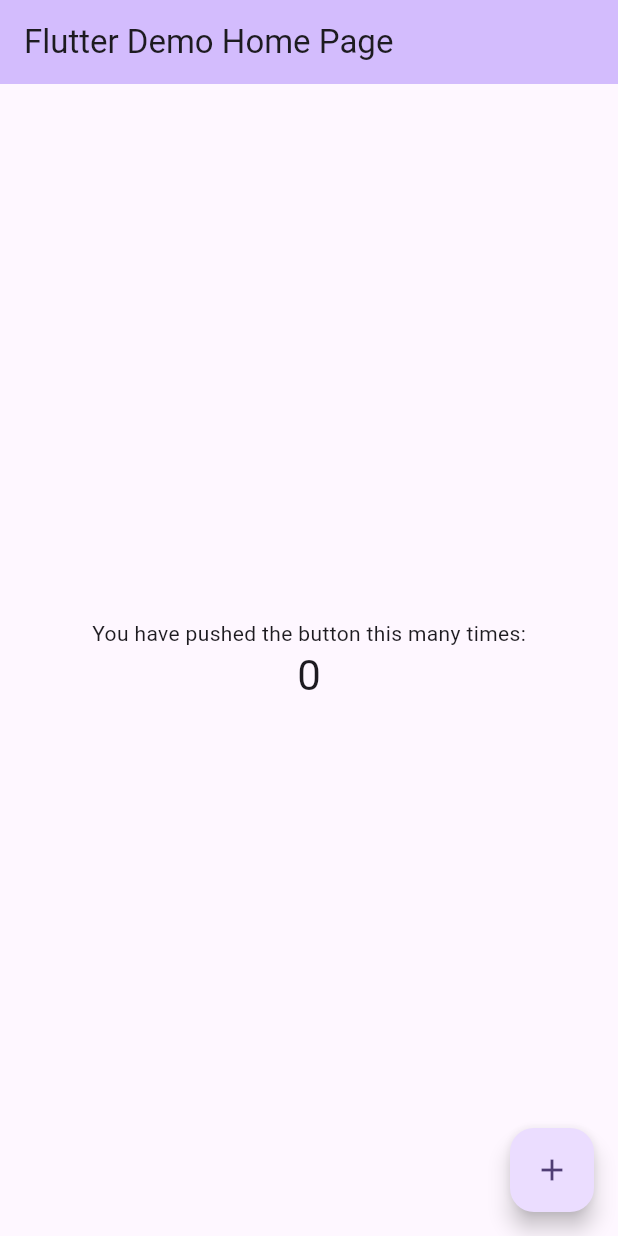
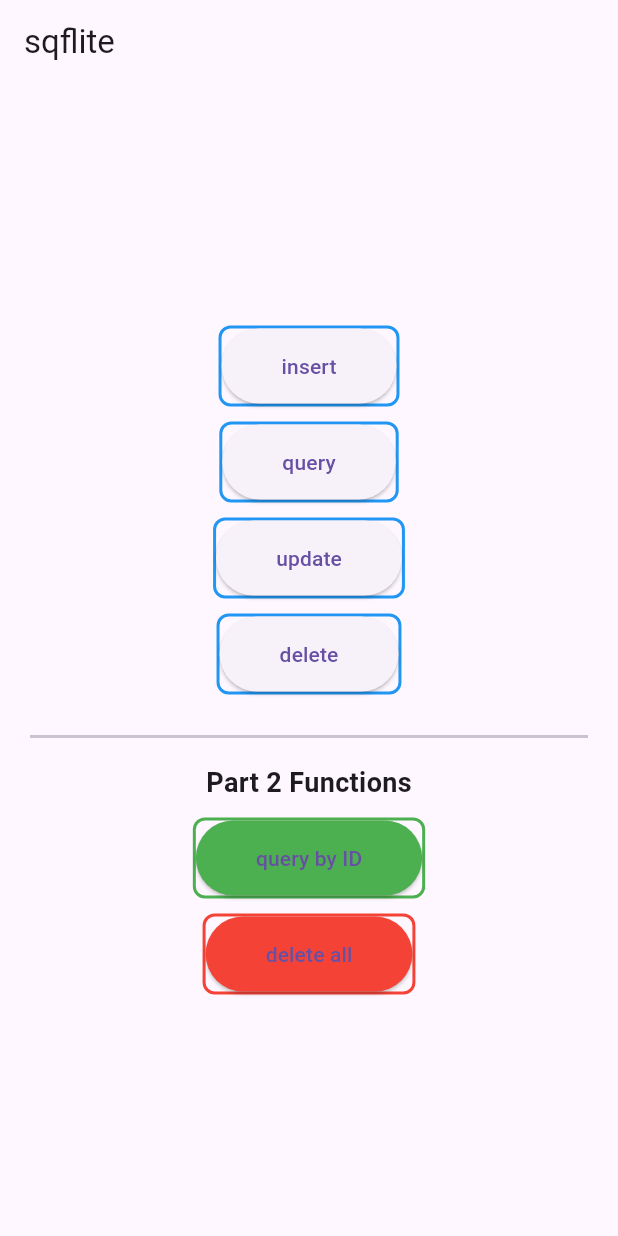
Before and after one commit to AryanSahu2805/Database_Helper, a Flutter app: the screen it shows after launch, on a phone screen of 412 x 824 dp. Run offline on Flutter 3.47's test engine with Material 3 defaults, Android fonts, the phone set to English and light mode, and no system bars.

Commit message:
Updated main dart file

```diff
--- a/lib/main.dart
+++ b/lib/main.dart
@@ -1,122 +1,205 @@
 import 'package:flutter/material.dart';
+import 'database_helper.dart';
 
-void main() {
+// Here we are using a global variable. You can use something like
+// get_it in a production app.
+final dbHelper = DatabaseHelper();
+
+Future<void> main() async {
+  WidgetsFlutterBinding.ensureInitialized();
+  // initialize the database
+  await dbHelper.init();
   runApp(const MyApp());
 }
 
 class MyApp extends StatelessWidget {
   const MyApp({super.key});
 
-  // This widget is the root of your application.
   @override
   Widget build(BuildContext context) {
     return MaterialApp(
-      title: 'Flutter Demo',
+      title: 'SQFlite Demo',
       theme: ThemeData(
-        // This is the theme of your application.
-        //
-        // TRY THIS: Try running your application with "flutter run". You'll see
-        // the application has a purple toolbar. Then, without quitting the app,
-        // try changing the seedColor in the colorScheme below to Colors.green
-        // and then invoke "hot reload" (save your changes or press the "hot
-        // reload" button in a Flutter-supported IDE, or press "r" if you used
-        // the command line to start the app).
-        //
-        // Notice that the counter didn't reset back to zero; the application
-        // state is not lost during the reload. To reset the state, use hot
-        // restart instead.
-        //
-        // This works for code too, not just values: Most code changes can be
-        // tested with just a hot reload.
-        colorScheme: ColorScheme.fromSeed(seedColor: Colors.deepPurple),
+        primarySwatch: Colors.blue,
       ),
-      home: const MyHomePage(title: 'Flutter Demo Home Page'),
+      home: const MyHomePage(),
     );
   }
 }
 
-class MyHomePage extends StatefulWidget {
-  const MyHomePage({super.key, required this.title});
+class MyHomePage extends StatelessWidget {
+  const MyHomePage({super.key});
 
-  // This widget is the home page of your application. It is stateful, meaning
-  // that it has a State object (defined below) that contains fields that affect
-  // how it looks.
-
-  // This class is the configuration for the state. It holds the values (in this
-  // case the title) provided by the parent (in this case the App widget) and
-  // used by the build method of the State. Fields in a Widget subclass are
-  // always marked "final".
-
-  final String title;
-
-  @override
-  State<MyHomePage> createState() => _MyHomePageState();
-}
-
-class _MyHomePageState extends State<MyHomePage> {
-  int _counter = 0;
-
-  void _incrementCounter() {
-    setState(() {
-      // This call to setState tells the Flutter framework that something has
-      // changed in this State, which causes it to rerun the build method below
-      // so that the display can reflect the updated values. If we changed
-      // _counter without calling setState(), then the build method would not be
-      // called again, and so nothing would appear to happen.
-      _counter++;
-    });
-  }
-
+  // homepage layout
   @override
   Widget build(BuildContext context) {
-    // This method is rerun every time setState is called, for instance as done
-    // by the _incrementCounter method above.
-    //
-    // The Flutter framework has been optimized to make rerunning build methods
-    // fast, so that you can just rebuild anything that needs updating rather
-    // than having to individually change instances of widgets.
     return Scaffold(
       appBar: AppBar(
-        // TRY THIS: Try changing the color here to a specific color (to
-        // Colors.amber, perhaps?) and trigger a hot reload to see the AppBar
-        // change color while the other colors stay the same.
-        backgroundColor: Theme.of(context).colorScheme.inversePrimary,
-        // Here we take the value from the MyHomePage object that was created by
-        // the App.build method, and use it to set our appbar title.
-        title: Text(widget.title),
+        title: const Text('sqflite'),
       ),
       body: Center(
-        // Center is a layout widget. It takes a single child and positions it
-        // in the middle of the parent.
+        child: Container(
+          padding: const EdgeInsets.all(20),
           child: Column(
-          // Column is also a layout widget. It takes a list of children and
-          // arranges them vertically. By default, it sizes itself to fit its
-          // children horizontally, and tries to be as tall as its parent.
-          //
-          // Column has various properties to control how it sizes itself and
-          // how it positions its children. Here we use mainAxisAlignment to
-          // center the children vertically; the main axis here is the vertical
-          // axis because Columns are vertical (the cross axis would be
-          // horizontal).
-          //
-          // TRY THIS: Invoke "debug painting" (choose the "Toggle Debug Paint"
-          // action in the IDE, or press "p" in the console), to see the
-          // wireframe for each widget.
             mainAxisAlignment: MainAxisAlignment.center,
             children: <Widget>[
-            const Text('You have pushed the button this many times:'),
-            Text(
-              '$_counter',
-              style: Theme.of(context).textTheme.headlineMedium,
+              Container(
+                decoration: BoxDecoration(
+                  border: Border.all(color: Colors.blue, width: 2),
+                  borderRadius: BorderRadius.circular(8),
+                ),
+                child: ElevatedButton(
+                  onPressed: _insert,
+                  style: ElevatedButton.styleFrom(
+                    padding: const EdgeInsets.symmetric(
+                        horizontal: 40, vertical: 15),
+                  ),
+                  child: const Text('insert'),
+                ),
+              ),
+              const SizedBox(height: 10),
+              Container(
+                decoration: BoxDecoration(
+                  border: Border.all(color: Colors.blue, width: 2),
+                  borderRadius: BorderRadius.circular(8),
+                ),
+                child: ElevatedButton(
+                  onPressed: _query,
+                  style: ElevatedButton.styleFrom(
+                    padding: const EdgeInsets.symmetric(
+                        horizontal: 40, vertical: 15),
+                  ),
+                  child: const Text('query'),
+                ),
+              ),
+              const SizedBox(height: 10),
+              Container(
+                decoration: BoxDecoration(
+                  border: Border.all(color: Colors.blue, width: 2),
+                  borderRadius: BorderRadius.circular(8),
+                ),
+                child: ElevatedButton(
+                  onPressed: _update,
+                  style: ElevatedButton.styleFrom(
+                    padding: const EdgeInsets.symmetric(
+                        horizontal: 40, vertical: 15),
+                  ),
+                  child: const Text('update'),
+                ),
+              ),
+              const SizedBox(height: 10),
+              Container(
+                decoration: BoxDecoration(
+                  border: Border.all(color: Colors.blue, width: 2),
+                  borderRadius: BorderRadius.circular(8),
+                ),
+                child: ElevatedButton(
+                  onPressed: _delete,
+                  style: ElevatedButton.styleFrom(
+                    padding: const EdgeInsets.symmetric(
+                        horizontal: 40, vertical: 15),
+                  ),
+                  child: const Text('delete'),
+                ),
+              ),
+              const SizedBox(height: 20),
+              const Divider(thickness: 2),
+              const SizedBox(height: 10),
+              const Text(
+                'Part 2 Functions',
+                style: TextStyle(fontSize: 18, fontWeight: FontWeight.bold),
+              ),
+              const SizedBox(height: 10),
+              Container(
+                decoration: BoxDecoration(
+                  border: Border.all(color: Colors.green, width: 2),
+                  borderRadius: BorderRadius.circular(8),
+                ),
+                child: ElevatedButton(
+                  onPressed: _queryById,
+                  style: ElevatedButton.styleFrom(
+                    backgroundColor: Colors.green,
+                    padding: const EdgeInsets.symmetric(
+                        horizontal: 40, vertical: 15),
+                  ),
+                  child: const Text('query by ID'),
+                ),
+              ),
+              const SizedBox(height: 10),
+              Container(
+                decoration: BoxDecoration(
+                  border: Border.all(color: Colors.red, width: 2),
+                  borderRadius: BorderRadius.circular(8),
+                ),
+                child: ElevatedButton(
+                  onPressed: _deleteAll,
+                  style: ElevatedButton.styleFrom(
+                    backgroundColor: Colors.red,
+                    padding: const EdgeInsets.symmetric(
+                        horizontal: 40, vertical: 15),
+                  ),
+                  child: const Text('delete all'),
+                ),
               ),
             ],
           ),
         ),
-      floatingActionButton: FloatingActionButton(
-        onPressed: _incrementCounter,
-        tooltip: 'Increment',
-        child: const Icon(Icons.add),
-      ), // This trailing comma makes auto-formatting nicer for build methods.
+      ),
     );
   }
+
+  // Button onPressed methods
+
+  void _insert() async {
+    // row to insert
+    Map<String, dynamic> row = {
+      DatabaseHelper.columnName: 'Bob',
+      DatabaseHelper.columnAge: 23
+    };
+    final id = await dbHelper.insert(row);
+    debugPrint('inserted row id: $id');
   }
+
+  void _query() async {
+    final allRows = await dbHelper.queryAllRows();
+    debugPrint('query all rows:');
+    for (final row in allRows) {
+      debugPrint(row.toString());
+    }
+  }
+
+  void _update() async {
+    // row to update
+    Map<String, dynamic> row = {
+      DatabaseHelper.columnId: 1,
+      DatabaseHelper.columnName: 'Mary',
+      DatabaseHelper.columnAge: 32
+    };
+    final rowsAffected = await dbHelper.update(row);
+    debugPrint('updated $rowsAffected row(s)');
+  }
+
+  void _delete() async {
+    // Assuming that the number of rows is the id for the last row.
+    final id = await dbHelper.queryRowCount();
+    final rowsDeleted = await dbHelper.delete(id);
+    debugPrint('deleted $rowsDeleted row(s): row $id');
+  }
+
+  // Part 2 Functions
+
+  void _queryById() async {
+    // Query for row with ID 1
+    final row = await dbHelper.queryById(1);
+    if (row != null) {
+      debugPrint('query by ID (1): $row');
+    } else {
+      debugPrint('No row found with ID 1');
+    }
+  }
+
+  void _deleteAll() async {
+    final rowsDeleted = await dbHelper.deleteAll();
+    debugPrint('deleted all $rowsDeleted row(s)');
+  }
+}
```
Lines whose indentation alone changed are shown as unchanged.
